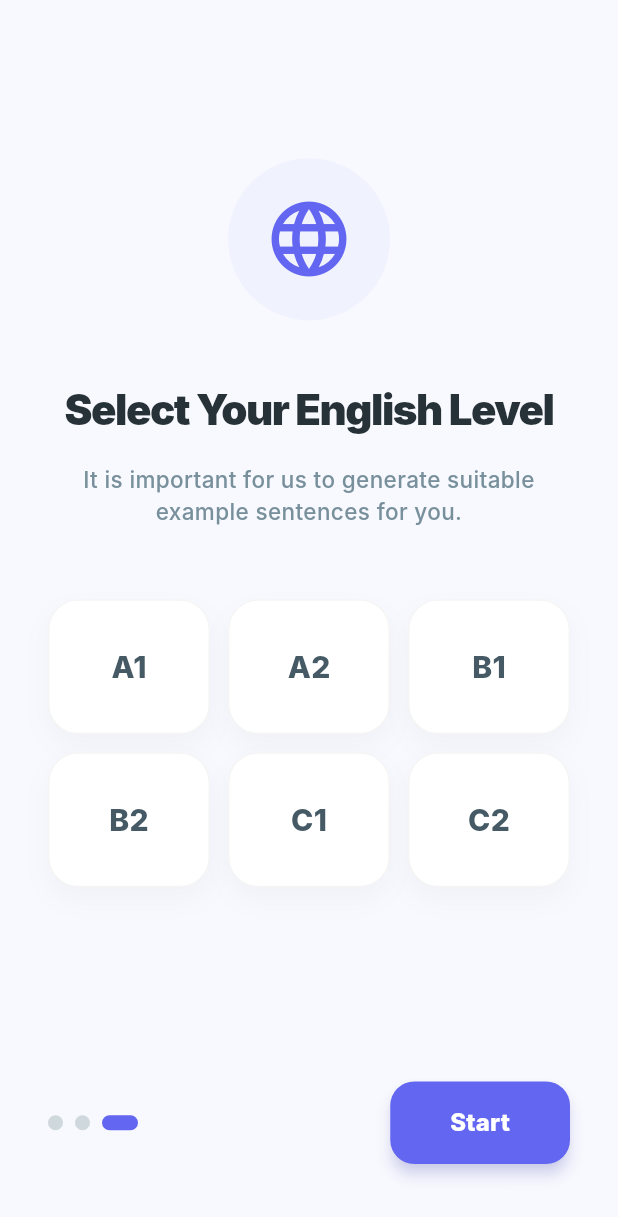
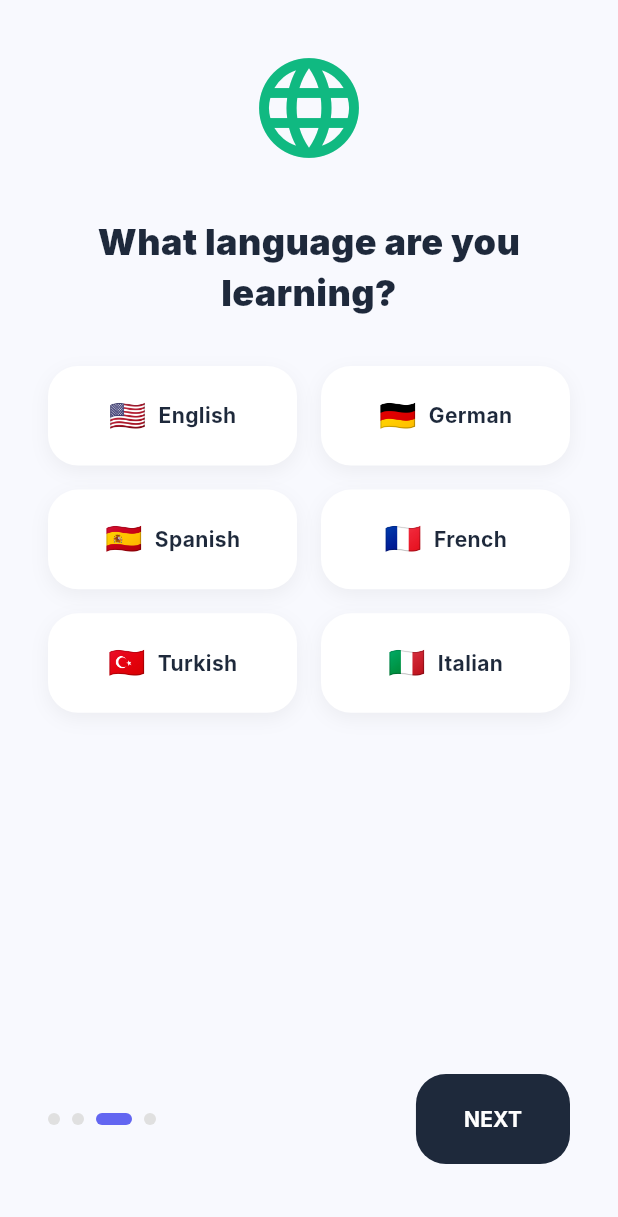
Before and after one commit to beytullah-cakir/LearningWord, a Flutter app: the screen it shows after launch, swiped to page 3, on a phone screen of 412 x 824 dp. Shown: the top 1217 px of the screen. Run offline on Flutter 3.47's test engine with Material 3 defaults, Android fonts, the phone set to English and light mode, and no system bars; our stand-ins replace audioplayers, connectivity_plus, flip_card, flutter_tts, google_generative_ai, hive_flutter and 2 more; accounts and stored records are empty; Roboto replaces fonts that are missing (Inter).

Commit message:
Onboarding page has been updated

```diff
--- a/lib/core/services/ai_service.dart
+++ b/lib/core/services/ai_service.dart
@@ -12,10 +12,12 @@ class AiPromptService {
   Future<Map<String, String>?> generateSentence({
     required String word,
     required String level,
+    String targetLanguage = 'English',
   }) async {
     final prompt = '''
-You are an expert language teacher. The student's level is: $level.
-Please create an example sentence that uses the word "$word" in a natural and meaningful context, appropriate for a $level learner.
+You are an expert language teacher. The student is learning: $targetLanguage.
+The student's level is: $level.
+Please create an example sentence that uses the word "$word" in a natural and meaningful context in $targetLanguage, appropriate for a $level learner.
 Then provide a clear meaning or translation for that sentence.
 
 Provide your response ONLY in the following JSON format. Do not add any other explanations or markdown:
@@ -57,9 +59,10 @@ Provide your response ONLY in the following JSON format. Do not add any other ex
   Future<Map<String, dynamic>?> checkSentence({
     required String word,
     required String userSentence,
+    String targetLanguage = 'English',
   }) async {
     final prompt = '''
-You are a language teacher. A student wrote this sentence using the word "$word":
+You are a language teacher for: $targetLanguage. A student wrote this sentence using the word "$word" in $targetLanguage:
 "$userSentence"
 
 Please check:
--- a/lib/features/onboarding/onboarding_screen.dart
+++ b/lib/features/onboarding/onboarding_screen.dart
@@ -12,25 +12,26 @@ class OnboardingScreen extends StatefulWidget {
 class _OnboardingScreenState extends State<OnboardingScreen> {
   final PageController _pageController = PageController();
   int _currentPageIndex = 0;
+
+  String? _selectedLanguage;
   String? _selectedLevel;
+
+  final List<Map<String, String>> _languages = [
+    {'name': 'English', 'icon': '🇺🇸'},
+    {'name': 'German', 'icon': '🇩🇪'},
+    {'name': 'Spanish', 'icon': '🇪🇸'},
+    {'name': 'French', 'icon': '🇫🇷'},
+    {'name': 'Turkish', 'icon': '🇹🇷'},
+    {'name': 'Italian', 'icon': '🇮🇹'},
+  ];
 
   final List<String> _levels = ['A1', 'A2', 'B1', 'B2', 'C1', 'C2'];
 
-  @override
-  void initState() {
-    super.initState();
-  }
-
-  @override
-  void dispose() {
-    super.dispose();
-  }
-
   void _onNext() {
-    if (_currentPageIndex < 2) {
+    if (_currentPageIndex < 3) {
       _pageController.nextPage(
-        duration: const Duration(milliseconds: 300),
-        curve: Curves.easeInOut,
+        duration: const Duration(milliseconds: 400),
+        curve: Curves.easeInOutBack,
       );
     } else {
       _completeOnboarding();
@@ -38,21 +39,28 @@ class _OnboardingScreenState extends State<OnboardingScreen> {
   }
 
   Future<void> _completeOnboarding() async {
-    if (_selectedLevel == null) {
+    if (_selectedLanguage == null || _selectedLevel == null) {
       ScaffoldMessenger.of(context).showSnackBar(
-        SnackBar(content: Text('Please select an English level.')),
+        const SnackBar(content: Text('Please select both language and level.')),
       );
       return;
     }
 
     final prefs = await SharedPreferences.getInstance();
+    await prefs.setString('targetLanguage', _selectedLanguage!);
     await prefs.setString('userLevel', _selectedLevel!);
     await prefs.setBool('hasCompletedOnboarding', true);
 
     if (!mounted) return;
-    Navigator.of(
-      context,
-    ).pushReplacement(MaterialPageRoute(builder: (_) => const HomeScreen()));
+    Navigator.of(context).pushReplacement(
+      PageRouteBuilder(
+        transitionDuration: const Duration(milliseconds: 800),
+        pageBuilder: (context, animation, secondaryAnimation) => const HomeScreen(),
+        transitionsBuilder: (context, animation, secondaryAnimation, child) {
+          return FadeTransition(opacity: animation, child: child);
+        },
+      ),
+    );
   }
 
   @override
@@ -65,26 +73,12 @@ class _OnboardingScreenState extends State<OnboardingScreen> {
             Expanded(
               child: PageView(
                 controller: _pageController,
-                onPageChanged: (index) {
-                  setState(() {
-                    _currentPageIndex = index;
-                  });
-                },
+                physics: const NeverScrollableScrollPhysics(),
+                onPageChanged: (index) => setState(() => _currentPageIndex = index),
                 children: [
-                  _buildPage(
-                    title: 'Welcome to  AI!',
-                    description:
-                        'Build your own vocabulary, improve your English with AI-powered example sentences.',
-                    icon: Icons.auto_awesome_rounded,
-                    color: const Color(0xFF6366F1),
-                  ),
-                  _buildPage(
-                    title: 'Smart Learning Modes',
-                    description:
-                        'Continue learning words everywhere with flashcards and dynamic tests.',
-                    icon: Icons.school_rounded,
-                    color: const Color(0xFF8B5CF6),
-                  ),
+                  _buildWelcomePage(),
+                  _buildFeaturePage(),
+                  _buildLanguageSelectionPage(),
                   _buildLevelSelectionPage(),
                 ],
               ),
@@ -96,46 +90,85 @@ class _OnboardingScreenState extends State<OnboardingScreen> {
     );
   }
 
-  Widget _buildPage({
-    required String title,
-    required String description,
-    required IconData icon,
-    required Color color,
-  }) {
+  Widget _buildWelcomePage() {
+    return _buildBasePage(
+      icon: Icons.auto_awesome_rounded,
+      iconColor: const Color(0xFF6366F1),
+      title: 'Welcome to LearnWords',
+      description: 'Your AI-powered journey to mastering any language starts here. Add your own words and watch them come to life.',
+    );
+  }
+
+  Widget _buildFeaturePage() {
+    return _buildBasePage(
+      icon: Icons.bolt_rounded,
+      iconColor: const Color(0xFFF59E0B),
+      title: 'Smart Learning',
+      description: 'Benefit from tiered reviews, sentence building challenges, and instant AI feedback tailored to your progress.',
+    );
+  }
+
+  Widget _buildLanguageSelectionPage() {
     return Padding(
-      padding: const EdgeInsets.symmetric(horizontal: 40.0),
+      padding: const EdgeInsets.all(32),
       child: Column(
         mainAxisAlignment: MainAxisAlignment.center,
         children: [
-          Container(
-            padding: const EdgeInsets.all(40),
-            decoration: BoxDecoration(
-              color: color.withOpacity(0.05),
-              shape: BoxShape.circle,
-            ),
-            child: Icon(icon, size: 100, color: color),
-          ),
-          const SizedBox(height: 60),
-          Text(
-            title,
-            style: TextStyle(
-              fontSize: 32,
-              fontWeight: FontWeight.w900,
-              color: Colors.blueGrey.shade900,
-              letterSpacing: -1,
-            ),
+          const Icon(Icons.language_rounded, size: 80, color: Color(0xFF10B981)),
+          const SizedBox(height: 32),
+          const Text(
+            'What language are you learning?',
+            style: TextStyle(fontSize: 24, fontWeight: FontWeight.w900, color: Color(0xFF1E293B)),
             textAlign: TextAlign.center,
           ),
-          const SizedBox(height: 24),
-          Text(
-            description,
-            style: TextStyle(
-              fontSize: 16,
-              color: Colors.blueGrey.shade400,
-              fontWeight: FontWeight.w500,
-              height: 1.5,
+          const SizedBox(height: 32),
+          Expanded(
+            child: GridView.builder(
+              gridDelegate: const SliverGridDelegateWithFixedCrossAxisCount(
+                crossAxisCount: 2,
+                crossAxisSpacing: 16,
+                mainAxisSpacing: 16,
+                childAspectRatio: 2.5,
+              ),
+              itemCount: _languages.length,
+              itemBuilder: (context, index) {
+                final lang = _languages[index];
+                final isSelected = _selectedLanguage == lang['name'];
+                return GestureDetector(
+                  onTap: () => setState(() => _selectedLanguage = lang['name']),
+                  child: AnimatedContainer(
+                    duration: const Duration(milliseconds: 200),
+                    decoration: BoxDecoration(
+                      color: isSelected ? const Color(0xFF10B981) : Colors.white,
+                      borderRadius: BorderRadius.circular(20),
+                      boxShadow: [
+                        BoxShadow(
+                          color: isSelected ? const Color(0xFF10B981).withOpacity(0.3) : Colors.black.withOpacity(0.05),
+                          blurRadius: 10,
+                          offset: const Offset(0, 4),
+                        ),
+                      ],
+                    ),
+                    child: Center(
+                      child: Row(
+                        mainAxisAlignment: MainAxisAlignment.center,
+                        children: [
+                          Text(lang['icon']!, style: const TextStyle(fontSize: 20)),
+                          const SizedBox(width: 8),
+                          Text(
+                            lang['name']!,
+                            style: TextStyle(
+                              color: isSelected ? Colors.white : const Color(0xFF1E293B),
+                              fontWeight: FontWeight.bold,
+                            ),
+                          ),
+                        ],
+                      ),
+                    ),
+                  ),
+                );
+              },
             ),
-            textAlign: TextAlign.center,
           ),
         ],
       ),
@@ -144,93 +177,97 @@ class _OnboardingScreenState extends State<OnboardingScreen> {
 
   Widget _buildLevelSelectionPage() {
     return Padding(
-      padding: const EdgeInsets.symmetric(horizontal: 32.0),
+      padding: const EdgeInsets.all(32),
       child: Column(
         mainAxisAlignment: MainAxisAlignment.center,
         children: [
-          Container(
-            padding: const EdgeInsets.all(24),
-            decoration: BoxDecoration(
-              color: const Color(0xFF6366F1).withOpacity(0.05),
-              shape: BoxShape.circle,
-            ),
-            child: const Icon(
-              Icons.language_rounded,
-              size: 60,
-              color: Color(0xFF6366F1),
-            ),
-          ),
-          const SizedBox(height: 40),
-          Text(
-            'Select Your English Level',
-            style: TextStyle(
-              fontSize: 28,
-              fontWeight: FontWeight.w900,
-              color: Colors.blueGrey.shade900,
-              letterSpacing: -1,
-            ),
+          const Icon(Icons.trending_up_rounded, size: 80, color: Color(0xFF6366F1)),
+          const SizedBox(height: 32),
+          const Text(
+            'What is your current level?',
+            style: TextStyle(fontSize: 24, fontWeight: FontWeight.w900, color: Color(0xFF1E293B)),
             textAlign: TextAlign.center,
           ),
-          const SizedBox(height: 16),
+          const SizedBox(height: 12),
           Text(
-            'It is important for us to generate suitable example sentences for you.',
-            style: TextStyle(
-              fontSize: 15,
-              color: Colors.blueGrey.shade400,
-              fontWeight: FontWeight.w500,
-            ),
+            'This helps the AI create sentences that match your skills.',
+            style: TextStyle(fontSize: 14, color: Colors.blueGrey.shade400, fontWeight: FontWeight.w500),
             textAlign: TextAlign.center,
           ),
           const SizedBox(height: 48),
-          GridView.builder(
-            shrinkWrap: true,
-            physics: const NeverScrollableScrollPhysics(),
-            itemCount: _levels.length,
-            gridDelegate: const SliverGridDelegateWithFixedCrossAxisCount(
-              crossAxisCount: 3,
-              crossAxisSpacing: 12,
-              mainAxisSpacing: 12,
-              childAspectRatio: 1.2,
-            ),
-            itemBuilder: (context, index) {
-              final level = _levels[index];
+          Wrap(
+            spacing: 16,
+            runSpacing: 16,
+            alignment: WrapAlignment.center,
+            children: _levels.map((level) {
               final isSelected = _selectedLevel == level;
               return GestureDetector(
                 onTap: () => setState(() => _selectedLevel = level),
                 child: AnimatedContainer(
                   duration: const Duration(milliseconds: 200),
+                  width: 80,
+                  height: 80,
                   decoration: BoxDecoration(
                     color: isSelected ? const Color(0xFF6366F1) : Colors.white,
-                    borderRadius: BorderRadius.circular(20),
+                    borderRadius: BorderRadius.circular(24),
                     boxShadow: [
                       BoxShadow(
-                        color: isSelected
-                            ? const Color(0xFF6366F1).withOpacity(0.3)
-                            : Colors.black.withOpacity(0.03),
-                        blurRadius: 15,
-                        offset: const Offset(0, 8),
+                        color: isSelected ? const Color(0xFF6366F1).withOpacity(0.3) : Colors.black.withOpacity(0.05),
+                        blurRadius: 10,
+                        offset: const Offset(0, 4),
                       ),
                     ],
-                    border: Border.all(
-                      color: isSelected
-                          ? const Color(0xFF6366F1)
-                          : Colors.grey.shade100,
-                    ),
                   ),
-                  alignment: Alignment.center,
-                  child: Text(
-                    level,
-                    style: TextStyle(
-                      fontSize: 20,
-                      fontWeight: FontWeight.w800,
-                      color: isSelected
-                          ? Colors.white
-                          : Colors.blueGrey.shade700,
+                  child: Center(
+                    child: Text(
+                      level,
+                      style: TextStyle(
+                        fontSize: 24,
+                        color: isSelected ? Colors.white : const Color(0xFF1E293B),
+                        fontWeight: FontWeight.w900,
+                      ),
                     ),
                   ),
                 ),
               );
-            },
+            }).toList(),
+          ),
+          const SizedBox(height: 48),
+        ],
+      ),
+    );
+  }
+
+  Widget _buildBasePage({
+    required IconData icon,
+    required Color iconColor,
+    required String title,
+    required String description,
+  }) {
+    return Padding(
+      padding: const EdgeInsets.all(48),
+      child: Column(
+        mainAxisAlignment: MainAxisAlignment.center,
+        children: [
+          Container(
+            padding: const EdgeInsets.all(32),
+            decoration: BoxDecoration(
+              color: iconColor.withOpacity(0.1),
+              shape: BoxShape.circle,
+            ),
+            child: Icon(icon, size: 80, color: iconColor),
+          ),
+          const SizedBox(height: 64),
+          Text(
+            title,
+            style: const TextStyle(fontSize: 32, fontWeight: FontWeight.w900, color: Color(0xFF1E293B), letterSpacing: -1),
+            textAlign: TextAlign.center,
+          ),
+          const SizedBox(height: 24),
+          Text(
+            description,
+            style: TextStyle(fontSize: 18, color: Colors.blueGrey.shade400, height: 1.5, fontWeight: FontWeight.w500),
+            textAlign: TextAlign.center,
           ),
         ],
       ),
@@ -239,49 +276,34 @@ class _OnboardingScreenState extends State<OnboardingScreen> {
 
   Widget _buildBottomControls() {
     return Padding(
-      padding: const EdgeInsets.fromLTRB(32, 24, 32, 48),
+      padding: const EdgeInsets.fromLTRB(32, 0, 32, 48),
       child: Row(
         mainAxisAlignment: MainAxisAlignment.spaceBetween,
         children: [
           Row(
-            children: List.generate(3, (index) {
-              final isActive = _currentPageIndex == index;
+            children: List.generate(4, (index) {
               return AnimatedContainer(
                 duration: const Duration(milliseconds: 300),
                 margin: const EdgeInsets.only(right: 8),
-                width: isActive ? 24 : 10,
-                height: 10,
+                height: 8,
+                width: _currentPageIndex == index ? 24 : 8,
                 decoration: BoxDecoration(
-                  borderRadius: BorderRadius.circular(5),
-                  color: isActive
-                      ? const Color(0xFF6366F1)
-                      : Colors.blueGrey.shade100,
+                  color: _currentPageIndex == index ? const Color(0xFF6366F1) : Colors.grey.shade300,
+                  borderRadius: BorderRadius.circular(4),
                 ),
               );
             }),
           ),
           ElevatedButton(
-            onPressed: () {
-              if (_currentPageIndex == 2 && _selectedLevel == null) {
-                ScaffoldMessenger.of(context).showSnackBar(
-                  SnackBar(
-                    content: Text('Please select a level to continue.'),
-                    behavior: SnackBarBehavior.floating,
-                  ),
-                );
-                return;
-              }
-              _onNext();
-            },
+            onPressed: _onNext,
             style: ElevatedButton.styleFrom(
-              padding: const EdgeInsets.symmetric(horizontal: 40, vertical: 16),
-              backgroundColor: const Color(0xFF6366F1),
-              shadowColor: const Color(0xFF6366F1).withOpacity(0.4),
-              elevation: 4,
+              padding: const EdgeInsets.symmetric(horizontal: 32, vertical: 20),
+              backgroundColor: const Color(0xFF1E293B),
+              shape: RoundedRectangleBorder(borderRadius: BorderRadius.circular(20)),
             ),
             child: Text(
-              _currentPageIndex == 2 ? 'Start' : 'Next',
-              style: const TextStyle(fontWeight: FontWeight.w800, fontSize: 16),
+              _currentPageIndex == 3 ? 'GET STARTED' : 'NEXT',
+              style: const TextStyle(color: Colors.white, fontWeight: FontWeight.bold),
             ),
           ),
         ],
--- a/lib/features/quiz/sentence_challenge_screen.dart
+++ b/lib/features/quiz/sentence_challenge_screen.dart
@@ -2,6 +2,7 @@ import 'package:flutter/material.dart';
 import '../../models/word_model.dart';
 import '../../core/services/ai_service.dart';
 import 'package:connectivity_plus/connectivity_plus.dart';
+import 'package:shared_preferences/shared_preferences.dart';
 
 class SentenceChallengeScreen extends StatefulWidget {
   final List<Word> words;
@@ -37,10 +38,13 @@ class _SentenceChallengeScreenState extends State<SentenceChallengeScreen> {
     });
 
     try {
+      final prefs = await SharedPreferences.getInstance();
+      final targetLang = prefs.getString('targetLanguage') ?? 'English';
       final wordObj = widget.words[_currentIndex];
       final result = await _aiService.checkSentence(
         word: wordObj.word,
         userSentence: sentence,
+        targetLanguage: targetLang,
       );
 
       setState(() {
--- a/lib/features/words/words_list_screen.dart
+++ b/lib/features/words/words_list_screen.dart
@@ -183,8 +183,13 @@ class _WordsListScreenState extends State<WordsListScreen> {
                           try {
                             final prefs = await SharedPreferences.getInstance();
                             final level = prefs.getString('userLevel') ?? 'B1';
+                            final targetLang = prefs.getString('targetLanguage') ?? 'English';
                             final ai = AiPromptService(apiKey: 'YOUR_GEMINI_API_KEY_HERE');
-                            final res = await ai.generateSentence(word: currentWord.word, level: level);
+                            final res = await ai.generateSentence(
+                              word: currentWord.word,
+                              level: level,
+                              targetLanguage: targetLang,
+                            );
                             if (res != null) {
                               final updated = currentWord.copyWith(
                                 aiSentence: res['sentence'] ?? '',
```
